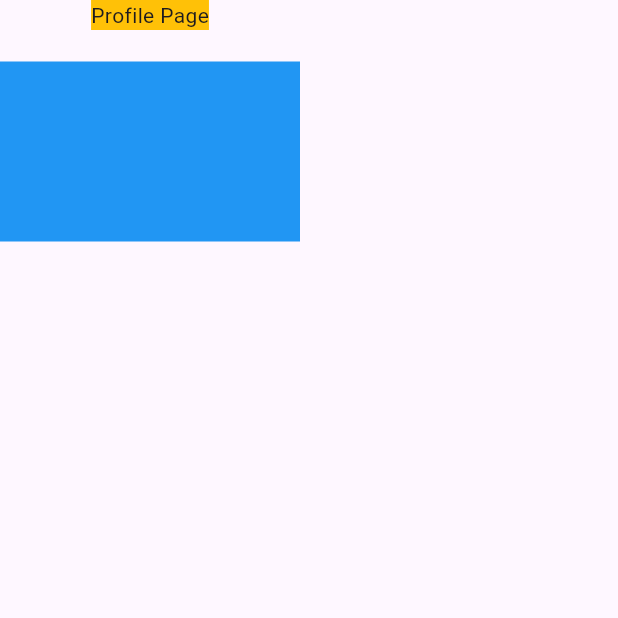
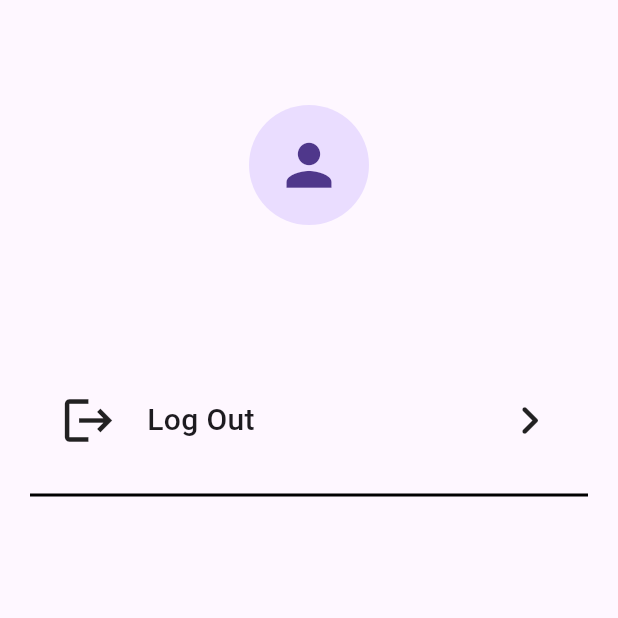
Before and after one commit to RasonYudha4/nutrical, a Flutter app: the ProfilePage screen opened directly, on a phone screen of 412 x 824 dp, the top half of it. Run offline on Flutter 3.47's test engine with Material 3 defaults, Android fonts, the phone set to English and light mode, and no system bars; our stand-ins replace bloc, cloud_firestore, equatable, firebase_auth, firebase_core, flutter_bloc and 1 more; missing offline and left inert: flow_builder; accounts and stored records are empty.

Commit message:
Fixing the logout button

```diff
--- a/lib/views/landing_screen.dart
+++ b/lib/views/landing_screen.dart
@@ -18,7 +18,6 @@ class LandingScreenState extends State<LandingScreen> {
   @override
   Widget build(BuildContext context) {
     return Scaffold(
-      appBar: AppBar(title: Text('Flutter Bottom Navbar Tutorial w/ Bloc')),
       bottomNavigationBar: BlocBuilder<NavigationCubit, NavigationState>(
         builder: (context, state) {
           return BottomNavigationBar(
--- a/lib/views/profile/profile_page.dart
+++ b/lib/views/profile/profile_page.dart
@@ -11,25 +11,69 @@ class ProfilePage extends StatelessWidget {
   Widget build(BuildContext context) {
     final user = context.read<User>();
     return Scaffold(
-      body: Column(
+      body: Center(
+        child: Padding(
+          padding: const EdgeInsets.symmetric(vertical: 20.0),
+          child: Column(
             children: [
-          Container(
-            decoration: BoxDecoration(color: Colors.amber),
-            child: Text("Profile Page"),
+              Padding(
+                padding: const EdgeInsets.symmetric(
+                  horizontal: 20.0,
+                  vertical: 50,
                 ),
-          Container(child: Text(user.email!)),
-          Container(
-            height: 120,
-            width: 200,
-            decoration: BoxDecoration(color: Colors.blue),
-            child: GestureDetector(
+                child: Column(
+                  children: [
+                    CircleAvatar(
+                      radius: 40,
+                      child: Icon(Icons.person, size: 45),
+                    ),
+                    Text(user.email!, style: TextStyle(fontSize: 22)),
+                  ],
+                ),
+              ),
+              GestureDetector(
                 onTap: () {
                   context.read<AuthBloc>().add(const AuthLogoutPressed());
                 },
+                child: Padding(
+                  padding: const EdgeInsets.symmetric(horizontal: 20.0),
+                  child: Container(
+                    decoration: BoxDecoration(
+                      border: Border(bottom: BorderSide(width: 2)),
+                    ),
+                    child: Padding(
+                      padding: const EdgeInsets.symmetric(
+                        horizontal: 20.0,
+                        vertical: 30,
+                      ),
+
+                      child: Row(
+                        mainAxisAlignment: MainAxisAlignment.spaceBetween,
+                        children: [
+                          Row(
+                            children: [
+                              Icon(Icons.logout, size: 38),
+                              SizedBox(width: 20),
+                              Text(
+                                "Log Out",
+                                style: TextStyle(
+                                  fontWeight: FontWeight.w500,
+                                  fontSize: 20,
                                 ),
                               ),
                             ],
                           ),
+                          Icon(Icons.keyboard_arrow_right_rounded, size: 38),
+                        ],
+                      ),
+                    ),
+                  ),
+                ),
+              ),
+            ],
+          ),
+        ),
+      ),
     );
   }
 }
```
Lines whose indentation alone changed are shown as unchanged.
